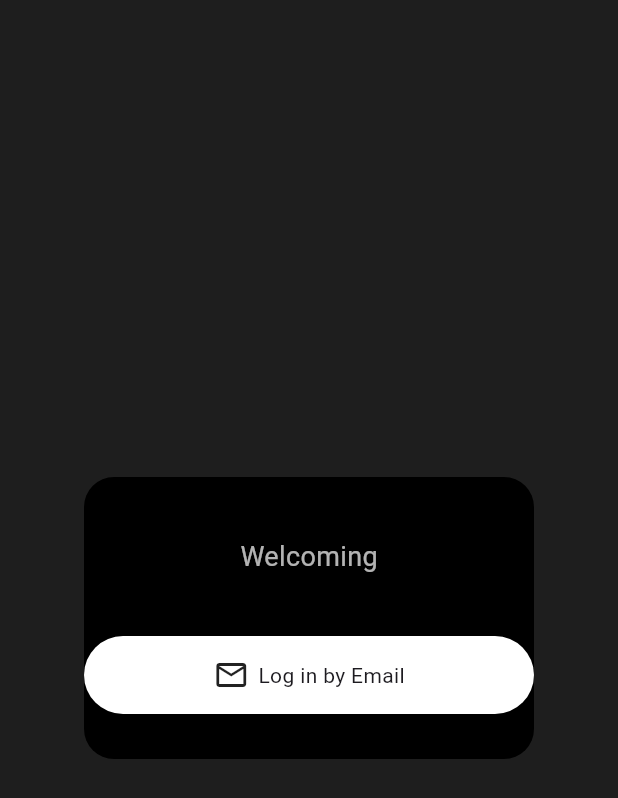
After one commit to davetanjung/uc_event_hubb, a Flutter app: the WelcomePageView screen opened directly, on a phone screen of 412 x 824 dp. The commit adds this screen. Shown: the top 798 px of the screen. Run offline on Flutter 3.47's test engine with Material 3 defaults, Android fonts, the phone set to English and light mode, and no system bars; our stand-ins replace firebase_core, firebase_database; accounts and stored records are empty.

Commit message:
Added Welcome and Login pages

```diff
--- a/lib/view/pages/pages.dart
+++ b/lib/view/pages/pages.dart
@@ -9,3 +9,5 @@ part 'my_ticket_view.dart';
 part 'profile_screen_view.dart';
 part 'splash_screen_view.dart';
 part 'welcoming_page_view.dart';
+part 'welcome_page_view.dart';
+part 'login_page_view.dart';
--- /dev/null
+++ b/lib/view/pages/welcome_page_view.dart
@@ -0,0 +1,54 @@
+part of 'pages.dart';
+
+class WelcomePageView extends StatelessWidget {
+  const WelcomePageView({super.key});
+
+  @override
+  Widget build(BuildContext context) {
+    return Scaffold(
+      backgroundColor: const Color(0xFF1E1E1E),
+      body: Center(
+        child: Container(
+          width: 300,
+          decoration: BoxDecoration(
+            color: Colors.black,
+            borderRadius: BorderRadius.circular(20),
+          ),
+          child: Column(
+            mainAxisSize: MainAxisSize.min,
+            children: [
+              const SizedBox(height: 40),
+              const Text(
+                "Welcoming",
+                style: TextStyle(color: Colors.white70, fontSize: 18),
+              ),
+              const SizedBox(height: 40),
+
+              GestureDetector(
+                onTap: () {
+                  Navigator.pushNamed(context, '/login');
+                },
+                child: Container(
+                  margin: const EdgeInsets.only(bottom: 30),
+                  padding: const EdgeInsets.symmetric(vertical: 14),
+                  decoration: BoxDecoration(
+                    color: Colors.white,
+                    borderRadius: BorderRadius.circular(30),
+                  ),
+                  child: Row(
+                    mainAxisAlignment: MainAxisAlignment.center,
+                    children: const [
+                      Icon(Icons.email_outlined),
+                      SizedBox(width: 6),
+                      Text("Log in by Email"),
+                    ],
+                  ),
+                ),
+              ),
+            ],
+          ),
+        ),
+      ),
+    );
+  }
+}
```
Also changed, not shown: lib/view/pages/login_page_view.dart (added, +60 -0 lines), pubspec.lock, 1 other file.
